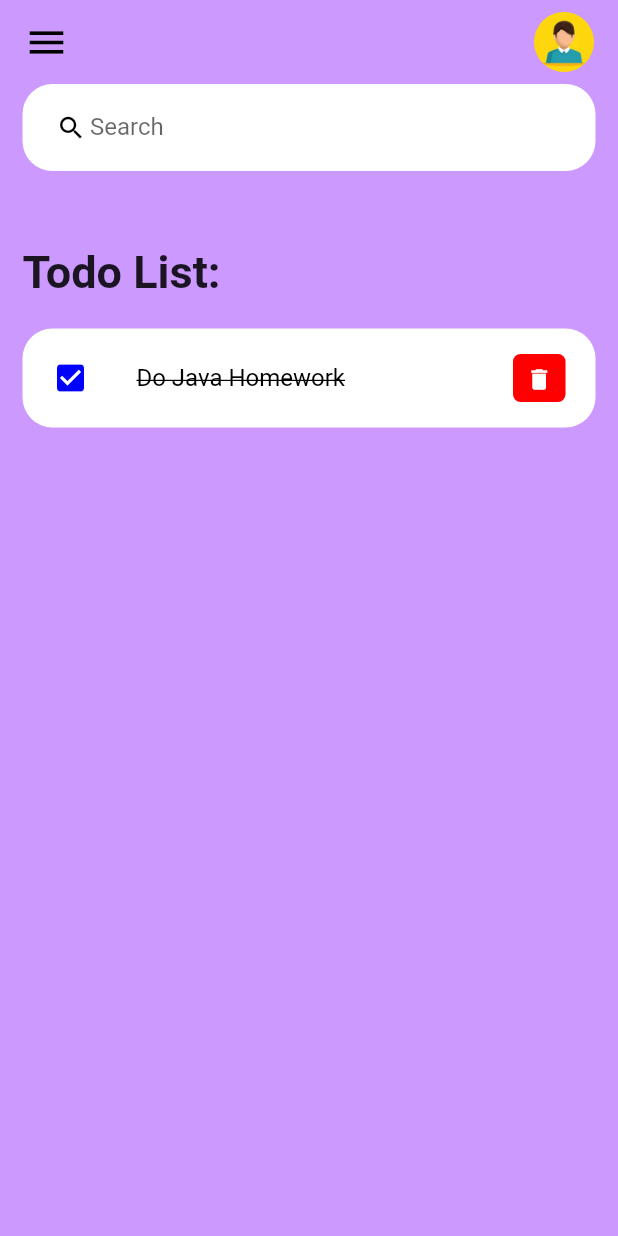
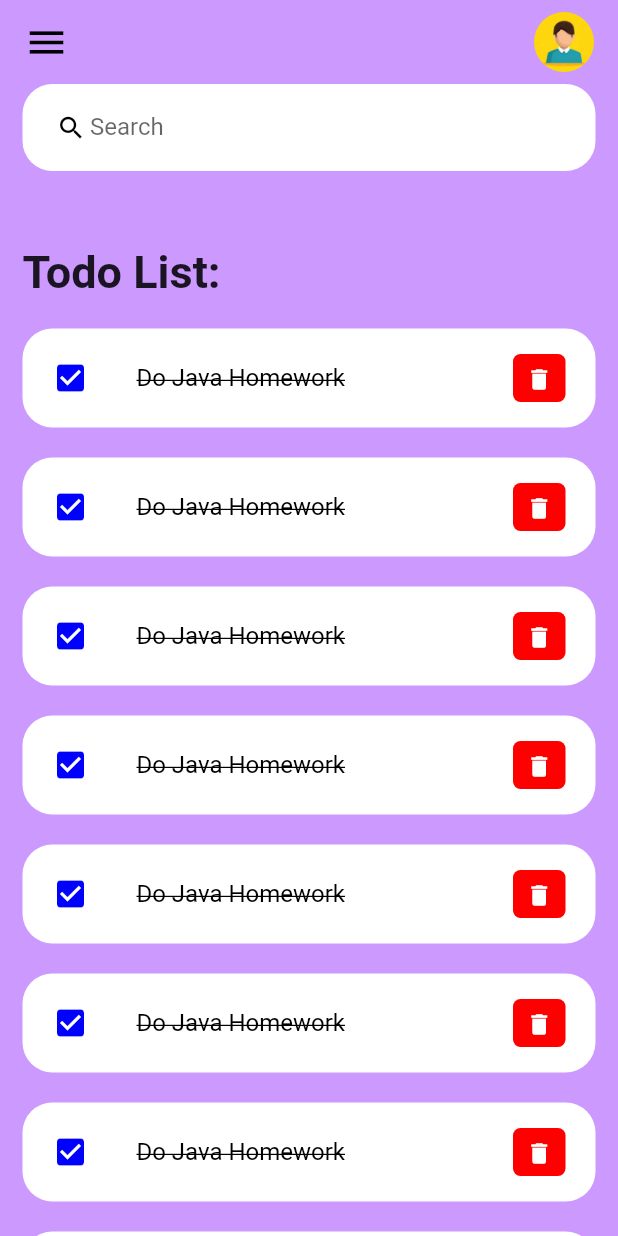
Before and after one commit to AbdurraoufE/todoApp, a Flutter app: the screen it shows after launch, after a tap on "Do Java Homework", on a phone screen of 412 x 824 dp. Run offline on Flutter 3.47's test engine with Material 2 defaults, Android fonts, the phone set to English and light mode, and no system bars.

Commit message:
added spacing between todo items

```diff
--- a/lib/screens/home.dart
+++ b/lib/screens/home.dart
@@ -33,7 +33,18 @@ class Home extends StatelessWidget {
                       ),
                     ),
                   ),
-                  TodoItem()
+                  TodoItem(),
+                  TodoItem(),
+                  TodoItem(),
+                  TodoItem(),
+                  TodoItem(),
+                  TodoItem(),
+                  TodoItem(),
+                  TodoItem(),
+                  TodoItem(),
+                  TodoItem(),
+
+
                 ],
               ),
             )
--- a/lib/widgets/todo_item.dart
+++ b/lib/widgets/todo_item.dart
@@ -7,8 +7,11 @@ class TodoItem extends StatelessWidget{
   @override
   Widget build(BuildContext context){
     return Container(
+      margin: EdgeInsets.only(bottom: 20),
       child: ListTile(
-        onTap: () {},
+        onTap: () {
+          print("Clicked a ToDo Item!");
+        },
         shape: RoundedRectangleBorder(
           borderRadius: BorderRadius.circular(20),
         ),
@@ -39,7 +42,9 @@ class TodoItem extends StatelessWidget{
             color: Colors.white,
             iconSize: 18,
             icon: Icon(Icons.delete),
-            onPressed: () {},
+            onPressed: () {
+              print("Deleted a ToDo Item!");
+            },
           ),
         ),
       ),
```
